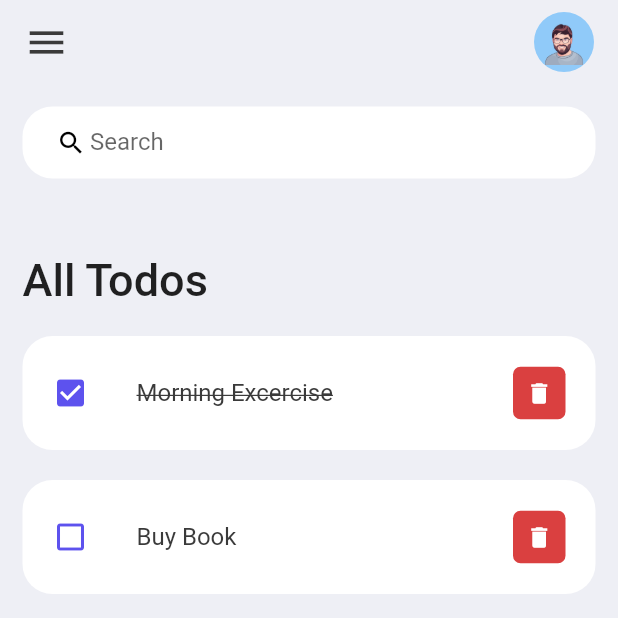
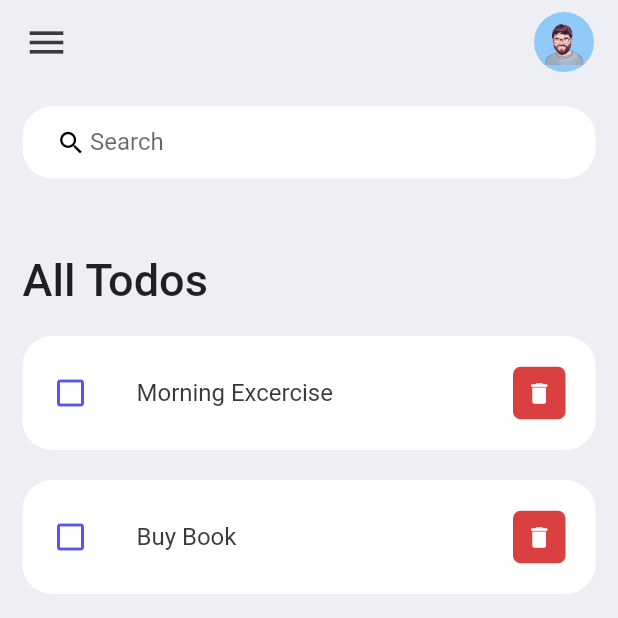
Before and after one commit to mehdigharibi/MyFlutterTodo, a Flutter app: the screen it shows after launch, after a tap on "Morning Excercise", on a phone screen of 412 x 824 dp, the top half of it. Run offline on Flutter 3.47's test engine with Material 2 defaults, Android fonts, the phone set to English and light mode, and no system bars.

```diff
--- a/lib/screens/home.dart
+++ b/lib/screens/home.dart
@@ -15,6 +15,7 @@ class homeScreen extends StatefulWidget {
 }
 
 class _homeScreenState extends State<homeScreen> {
+  final todoLists = Todo.todoList();
   @override
   Widget build(BuildContext context) {
     SystemChrome.setSystemUIOverlayStyle(
@@ -31,7 +32,26 @@ class _homeScreenState extends State<homeScreen> {
               child: Column(
                 children: [
                   searchBox(),
-                  todoLabel(),
+                  Expanded(
+                    child: ListView(
+                      children: [
+                        Container(
+                          margin: EdgeInsets.only(top: 50, bottom: 20),
+                          child: Text(
+                            'All Todos',
+                            style: TextStyle(
+                                fontSize: 30, fontWeight: FontWeight.w500),
+                          ),
+                        ),
+                        for (Todo todo in todoLists)
+                          TodoItems(
+                            todo: todo,
+                            onTodoChange: handleTodoChange,
+                            onTodoDelete: () {},
+                          )
+                      ],
+                    ),
+                  )
                 ],
               ),
             ),
@@ -81,4 +101,10 @@ class _homeScreenState extends State<homeScreen> {
       ),
     );
   }
+
+  void handleTodoChange(Todo todo) {
+    setState(() {
+      todo.isDone = !todo.isDone!;
+    });
+  }
 }
--- a/lib/widgets/todoItems.dart
+++ b/lib/widgets/todoItems.dart
@@ -4,7 +4,14 @@ import '../constants/colors.dart';
 
 class TodoItems extends StatelessWidget {
   final Todo todo;
-  const TodoItems({Key? key, required this.todo}) : super(key: key);
+  final onTodoChange;
+  final onTodoDelete;
+  const TodoItems(
+      {Key? key,
+      required this.todo,
+      required this.onTodoChange,
+      required this.onTodoDelete})
+      : super(key: key);
 
   @override
   Widget build(BuildContext context) {
@@ -12,7 +19,7 @@ class TodoItems extends StatelessWidget {
       margin: EdgeInsets.only(bottom: 20),
       child: ListTile(
         onTap: () {
-          print('Click List Tile');
+          onTodoChange(todo);
         },
         contentPadding: EdgeInsets.symmetric(horizontal: 20, vertical: 10),
         shape: RoundedRectangleBorder(borderRadius: BorderRadius.circular(20)),
--- a/lib/widgets/todoLabel.dart
+++ /dev/null
@@ -1,22 +0,0 @@
-import 'package:flutter/material.dart';
-import 'package:mytodo/model/todo.dart';
-import 'package:mytodo/widgets/todoItems.dart';
-
-Widget todoLabel() {
-  final todoLists = Todo.todoList();
-
-  return Expanded(
-    child: ListView(
-      children: [
-        Container(
-          margin: EdgeInsets.only(top: 50, bottom: 20),
-          child: Text(
-            'All Todos',
-            style: TextStyle(fontSize: 30, fontWeight: FontWeight.w500),
-          ),
-        ),
-        for (Todo todo in todoLists) TodoItems(todo: todo)
-      ],
-    ),
-  );
-}
```
